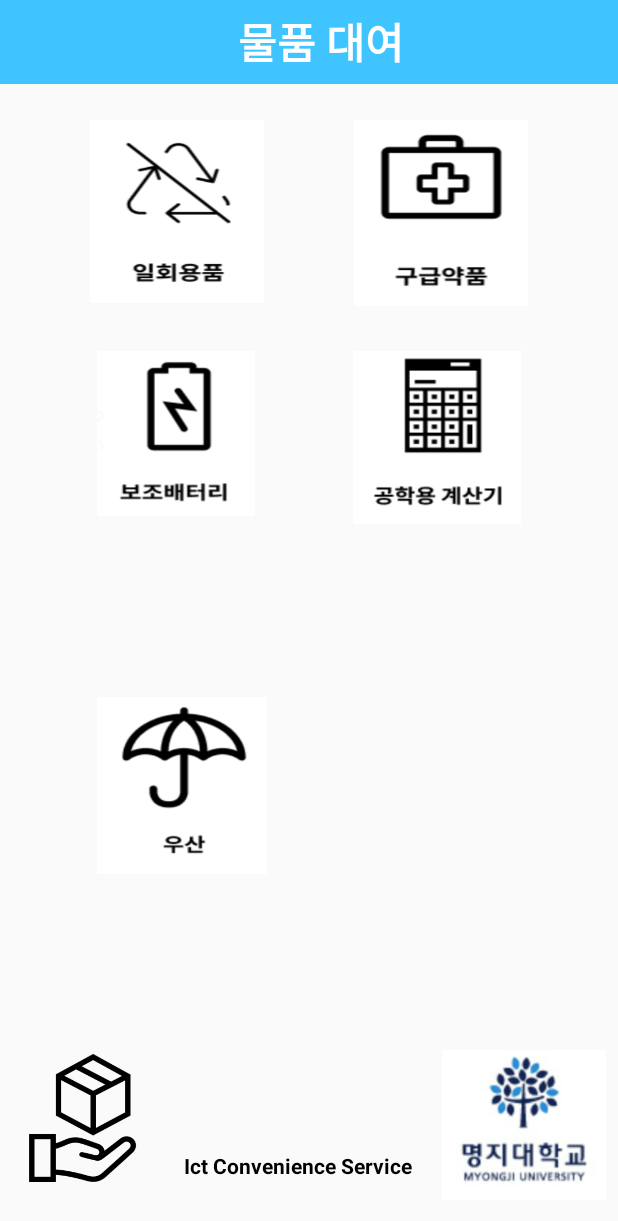
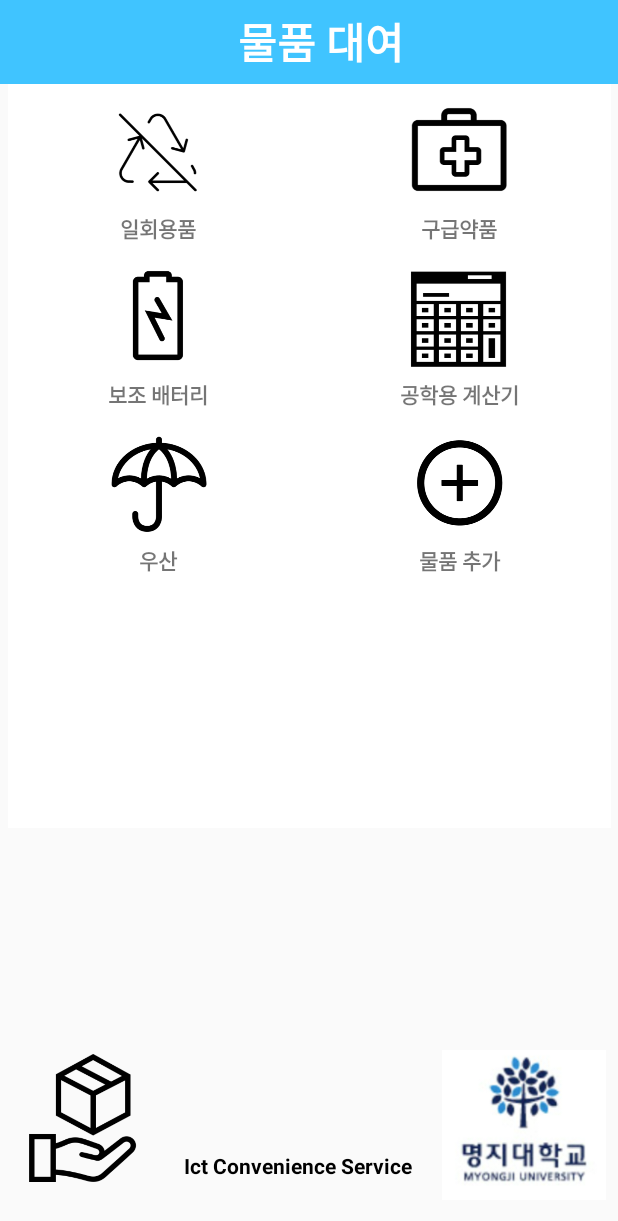
Before and after one commit to wan-ja/ICS, an Android app: the LendActivity screen opened directly, with no data from a screen before it, on a phone screen of 412 x 824 dp. Shown: the top 1221 px of the screen. Run offline under Robolectric (Android 15) with nearby library versions, the phone set to English and light mode, and no system bars.

Commit message:
feat: 그리드 뷰 추가

```diff
--- /dev/null
+++ b/app/src/main/java/com/example/ItemCheck/ItemInfo.java
@@ -0,0 +1,28 @@
+package com.example.ItemCheck;
+
+public class ItemInfo {
+    /* 아이템의 정보를 담기 위한 클래스 */
+
+    String num;
+    String name;
+    int resId;
+
+    public ItemInfo(String name, int resId) {
+        this.name = name;
+        this.resId = resId;
+    }
+
+    public String getName() {
+        return name;
+    }
+    public void setName(String name) {
+        this.name = name;
+    }
+
+    public int getResId() {
+        return resId;
+    }
+    public void setResId(int resId) {
+        this.resId = resId;
+    }
+}
--- a/app/src/main/java/com/example/ItemCheck/LendActivity.java
+++ b/app/src/main/java/com/example/ItemCheck/LendActivity.java
@@ -5,61 +5,124 @@ import androidx.appcompat.app.AppCompatActivity;
 import android.content.Intent;
 import android.os.Bundle;
 import android.view.View;
-import android.widget.Button;
+import android.widget.AdapterView;
+import android.widget.GridView;
+import android.content.Context;
+import android.util.Log;
+import android.view.LayoutInflater;
+import android.view.ViewGroup;
+import android.widget.BaseAdapter;
+import android.widget.ImageView;
+import android.widget.TextView;
+
+import java.util.ArrayList;
 
 public class LendActivity extends AppCompatActivity {
 
-    private Button btn_recycle, btn_first_aid, btn_battery, btn_count, btn_umbrella;
+    private String TAG = LendActivity.class.getSimpleName();
+
+    private GridView gridview = null;
+    private GridViewAdapter adapter = null;
 
     @Override
     protected void onCreate(Bundle savedInstanceState) {
         super.onCreate(savedInstanceState);
         setContentView(R.layout.activity_lend);
 
-        btn_recycle = findViewById(R.id.btn_recycle);
-        btn_first_aid = findViewById(R.id.btn_first_aid);
-        btn_battery = findViewById(R.id.btn_battery);
-        btn_count = findViewById(R.id.btn_count);
-        btn_umbrella = findViewById(R.id.btn_umbrella);
+        gridview = (GridView) findViewById(R.id.gridview);
+        adapter = new GridViewAdapter();
 
-        btn_recycle.setOnClickListener(new View.OnClickListener() {
+        gridview.setOnItemClickListener(new AdapterView.OnItemClickListener() {
             @Override
-            public void onClick(View view) {
+            public void onItemClick(AdapterView<?> adapterView, android.view.View view, int position, long id) {
+                if(id==0){
                     Intent intent = new Intent(LendActivity.this, RecycleActivity.class);
-                startActivity(intent); // 화면 전환
+                    startActivity(intent);
+                }
+                else if(id==1){
+                    Intent intent = new Intent(LendActivity.this, FirstaidActivity.class);
+                    startActivity(intent);
+                }
+                else if(id==2){
+                    Intent intent = new Intent(LendActivity.this, BatteryActivity.class);
+                    startActivity(intent);
+                }
+                else if(id==3){
+                    Intent intent = new Intent(LendActivity.this, CountActivity.class);
+                    startActivity(intent);
+                }
+                else if(id==4){
+                    Intent intent = new Intent(LendActivity.this, UmbrellaActivity.class);
+                    startActivity(intent);
+                }
+                else {
+                    Intent intent = new Intent(LendActivity.this, CountActivity.class);
+                    startActivity(intent);
+                }
             }
         });
 
-        btn_first_aid.setOnClickListener(new View.OnClickListener() {
+        //Adapter 안에 아이템의 정보 담기
+        adapter.addItem(new ItemInfo("일회용품", R.drawable.recycle2));
+        adapter.addItem(new ItemInfo( "구급약품", R.drawable.first_aid2));
+        adapter.addItem(new ItemInfo( "보조 배터리", R.drawable.battery1));
+        adapter.addItem(new ItemInfo( "공학용 계산기", R.drawable.count1));
+        adapter.addItem(new ItemInfo( "우산", R.drawable.umbrella1));
+        adapter.addItem(new ItemInfo( "물품 추가", R.drawable.add1));
+
+        //그리드뷰에 Adapter 설정
+        gridview.setAdapter(adapter);
+
+    }
+
+
+    /* 그리드뷰 어댑터 */
+    class GridViewAdapter extends BaseAdapter {
+        ArrayList<ItemInfo> items = new ArrayList<ItemInfo>();
+
         @Override
-            public void onClick(View view) {
-                Intent intent = new Intent(LendActivity.this, FirstaidActivity.class);
-                startActivity(intent); // 화면 전환
+        public int getCount() {
+            return items.size();
         }
-        });
 
-        btn_battery.setOnClickListener(new View.OnClickListener() {
+        public void addItem(ItemInfo item) {
+            items.add(item);
+        }
+
         @Override
-            public void onClick(View view) {
-                Intent intent = new Intent(LendActivity.this, BatteryActivity.class);
-                startActivity(intent); // 화면 전환
+        public Object getItem(int position) {
+            return items.get(position);
         }
-        });
 
-        btn_count.setOnClickListener(new View.OnClickListener() {
         @Override
-            public void onClick(View view) {
-                Intent intent = new Intent(LendActivity.this, CountActivity.class);
-                startActivity(intent); // 화면 전환
+        public long getItemId(int position) {
+            return position;
         }
-        });
 
-        btn_umbrella.setOnClickListener(new View.OnClickListener() {
         @Override
-            public void onClick(View view) {
-                Intent intent = new Intent(LendActivity.this, UmbrellaActivity.class);
-                startActivity(intent); // 화면 전환
+        public View getView(int position, View convertView, ViewGroup viewGroup) {
+            final Context context = viewGroup.getContext();
+            final ItemInfo ItemInfo = items.get(position);
+
+            if(convertView == null) {
+                LayoutInflater inflater = (LayoutInflater) context.getSystemService(Context.LAYOUT_INFLATER_SERVICE);
+                convertView = inflater.inflate(R.layout.gridview_list_item, viewGroup, false);
+
+                TextView tv_name = (TextView) convertView.findViewById(R.id.tv_name);
+                ImageView iv_icon = (ImageView) convertView.findViewById(R.id.iv_icon);
+
+                tv_name.setText(ItemInfo.getName());
+                iv_icon.setImageResource(ItemInfo.getResId());
+                Log.d(TAG, "getView() - [ "+position+" ] "+ItemInfo.getName());
+
+            } else {
+                View view = new View(context);
+                view = (View) convertView;
             }
-        });
+
+            return convertView;  //뷰 객체 반환
+
         }
     }
+
+}
--- a/app/src/main/res/layout/activity_lend.xml
+++ b/app/src/main/res/layout/activity_lend.xml
@@ -64,64 +64,16 @@
         app:layout_constraintHorizontal_bias="0.5"
         app:layout_constraintStart_toEndOf="@+id/imageView" />
 
-    <Button
-        android:id="@+id/btn_recycle"
-        android:layout_width="116dp"
-        android:layout_height="122dp"
-        android:layout_marginTop="24dp"
-        android:background="@drawable/recycle1"
-        android:text=""
-        app:layout_constraintEnd_toStartOf="@+id/btn_first_aid"
-        app:layout_constraintHorizontal_bias="0.5"
+    <GridView
+        android:id="@+id/gridview"
+        android:layout_width="402dp"
+        android:layout_height="496dp"
+        android:layout_marginStart="50dp"
+        android:layout_marginEnd="50dp"
+        android:background="#ffffff"
+        android:numColumns="2"
+        app:layout_constraintEnd_toEndOf="parent"
         app:layout_constraintStart_toStartOf="parent"
         app:layout_constraintTop_toBottomOf="@+id/toolbar" />
 
-    <Button
-        android:id="@+id/btn_first_aid"
-        android:layout_width="116dp"
-        android:layout_height="124dp"
-        android:layout_marginTop="24dp"
-        android:background="@drawable/first_aid1"
-        android:text=""
-        app:layout_constraintBottom_toTopOf="@+id/btn_count"
-        app:layout_constraintEnd_toEndOf="parent"
-        app:layout_constraintHorizontal_bias="0.5"
-        app:layout_constraintStart_toEndOf="@+id/btn_recycle"
-        app:layout_constraintTop_toBottomOf="@+id/toolbar" />
-
-    <Button
-        android:id="@+id/btn_battery"
-        android:layout_width="105dp"
-        android:layout_height="110dp"
-        android:background="@drawable/battery"
-        android:text=""
-        app:layout_constraintEnd_toStartOf="@+id/btn_count"
-        app:layout_constraintHorizontal_bias="0.5"
-        app:layout_constraintStart_toStartOf="parent"
-        app:layout_constraintTop_toTopOf="@+id/btn_count" />
-
-    <Button
-        android:id="@+id/btn_count"
-        android:layout_width="112dp"
-        android:layout_height="115dp"
-        android:layout_marginTop="30dp"
-        android:background="@drawable/count"
-        android:text=""
-        app:layout_constraintEnd_toEndOf="parent"
-        app:layout_constraintHorizontal_bias="0.5"
-        app:layout_constraintStart_toEndOf="@+id/btn_battery"
-        app:layout_constraintTop_toBottomOf="@+id/btn_first_aid" />
-
-    <Button
-        android:id="@+id/btn_umbrella"
-        android:layout_width="113dp"
-        android:layout_height="118dp"
-        android:background="@drawable/umbrella"
-        android:text=""
-        app:layout_constraintBottom_toTopOf="@+id/imageView"
-        app:layout_constraintEnd_toEndOf="@+id/btn_count"
-        app:layout_constraintHorizontal_bias="0.277"
-        app:layout_constraintStart_toStartOf="parent"
-        app:layout_constraintTop_toBottomOf="@+id/btn_battery" />
-
 </androidx.constraintlayout.widget.ConstraintLayout>
--- /dev/null
+++ b/app/src/main/res/layout/gridview_list_item.xml
@@ -0,0 +1,43 @@
+<?xml version="1.0" encoding="utf-8"?>
+<LinearLayout xmlns:android="http://schemas.android.com/apk/res/android"
+    xmlns:app="http://schemas.android.com/apk/res-auto"
+    xmlns:tools="http://schemas.android.com/tools"
+    android:layout_width="match_parent"
+    android:layout_height="match_parent"
+    android:orientation="vertical"
+    android:weightSum="100"
+    android:padding="5dp">
+
+    <LinearLayout
+        android:layout_width="100dp"
+        android:layout_height="100dp"
+        android:orientation="vertical"
+        android:layout_gravity="center">
+
+        <ImageView
+            android:id="@+id/iv_icon"
+            android:layout_width="100dp"
+            android:layout_height="0dp"
+            android:layout_weight="80"
+            android:background="#ffffff" />
+
+        <LinearLayout
+            android:layout_width="match_parent"
+            android:layout_height="0dp"
+            android:layout_weight="20"
+            android:orientation="horizontal"
+            android:weightSum="100" >
+
+            <TextView
+                android:id="@+id/tv_name"
+                android:layout_width="100dp"
+                android:layout_height="fill_parent"
+                android:layout_weight="0"
+                android:background="#ffffff"
+                android:gravity="center"
+                android:textStyle="bold"
+                android:text="이름" />
+        </LinearLayout>
+
+    </LinearLayout>
+</LinearLayout>
```
Also changed, not shown: app/src/main/res/drawable/add1.PNG (added), app/src/main/res/drawable/first_aid2.PNG (added), app/src/main/res/drawable/recycle2.PNG (added). Lines whose indentation alone changed are shown as unchanged.
